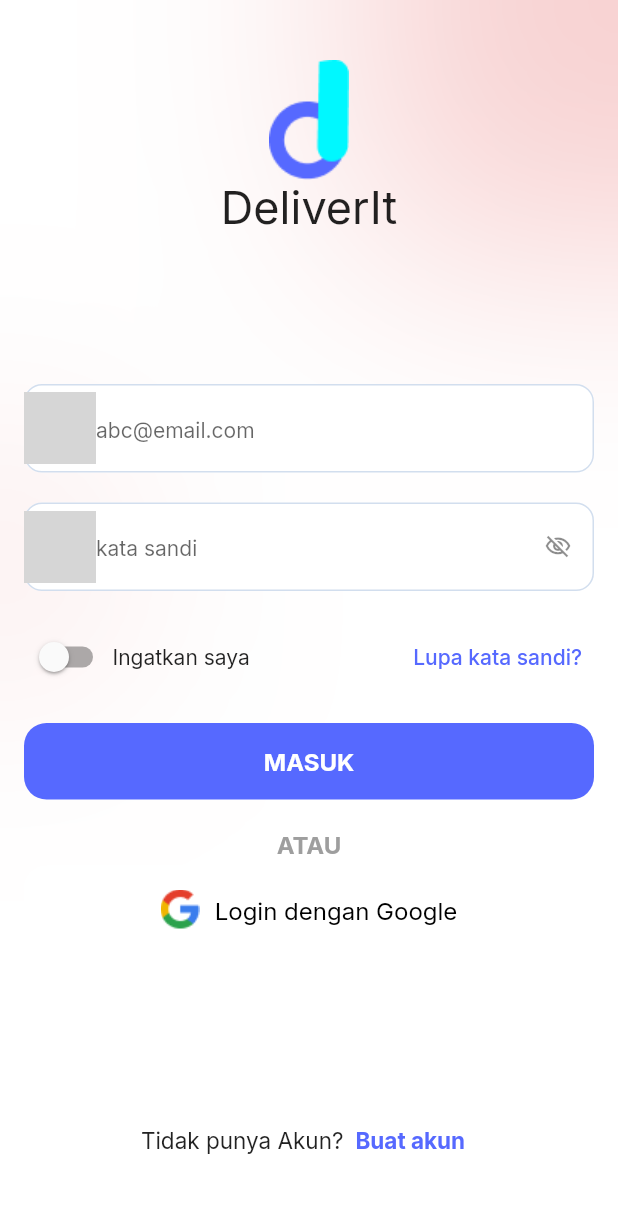
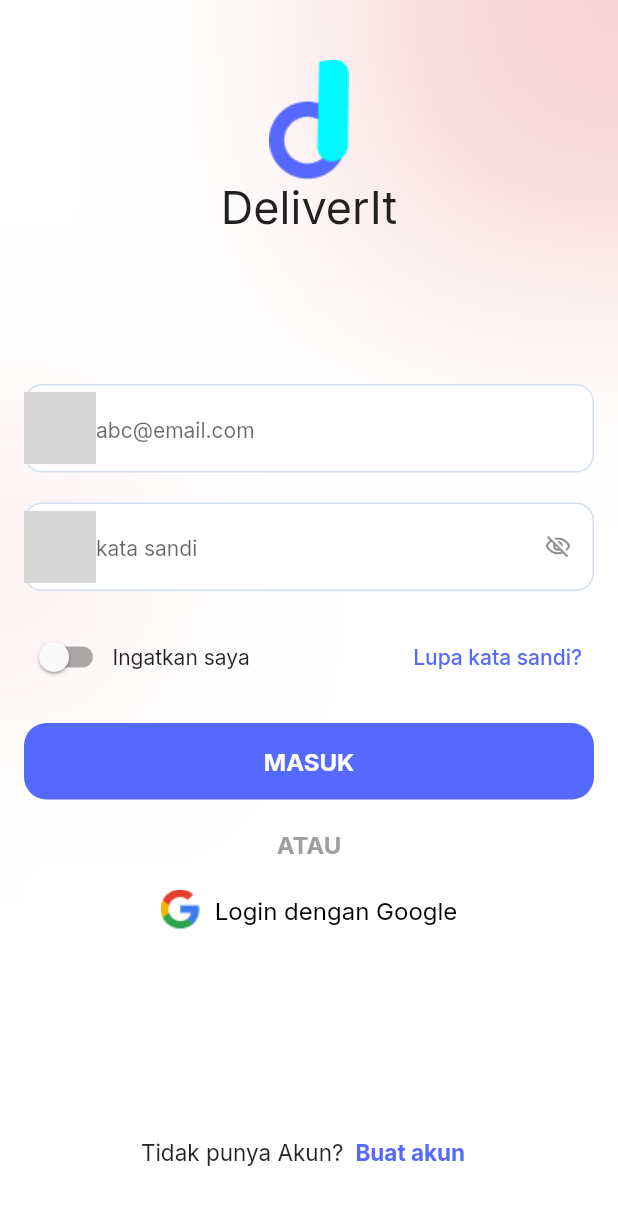
Before and after one commit to finma/deliverit, a Flutter app: the screen it shows after launch, on a phone screen of 412 x 824 dp. Shown: the top 1205 px of the screen. Run offline on Flutter 3.47's test engine with Material 2 defaults, Android fonts, the phone set to English and light mode, and no system bars; our stand-ins replace flutter_bloc, go_router, google_fonts; grey boxes are pictures that could not be loaded.

Commit message:
[CHG] bottom padding

```diff
--- a/lib/pages/login_page.dart
+++ b/lib/pages/login_page.dart
@@ -125,7 +125,7 @@
         }),
       ),
       bottomNavigationBar: Container(
-        padding: const EdgeInsets.only(bottom: 40),
+        padding: const EdgeInsets.only(bottom: 32),
         decoration: const BoxDecoration(color: Colors.transparent),
         child: Row(
           mainAxisAlignment: MainAxisAlignment.center,
```
